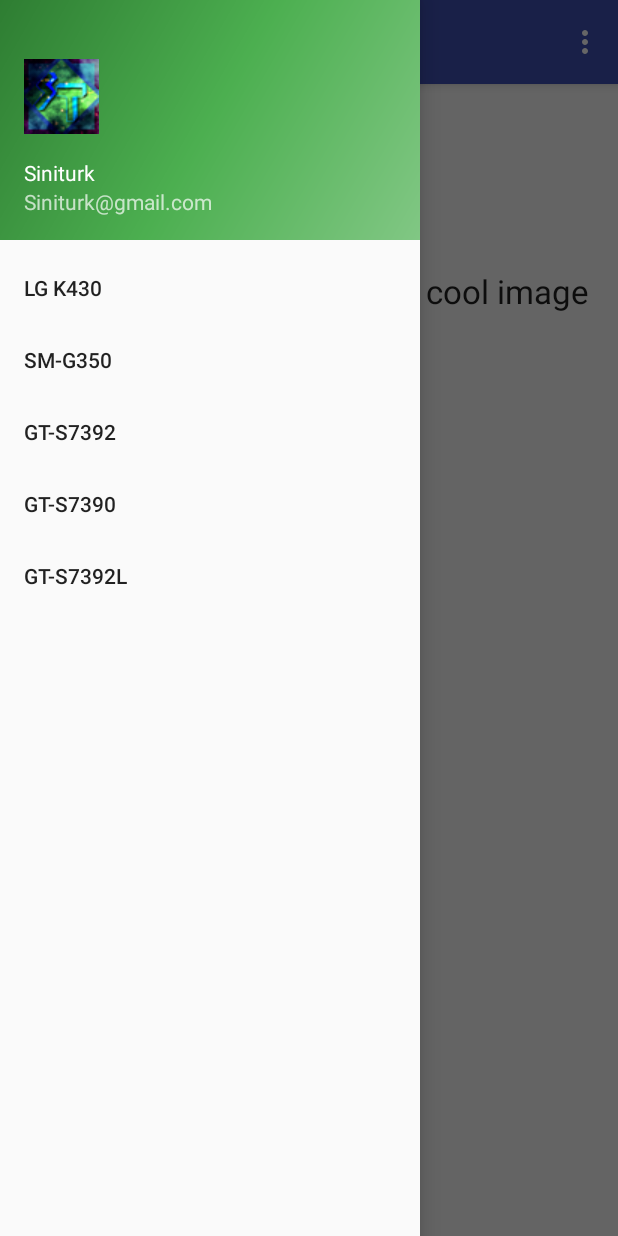
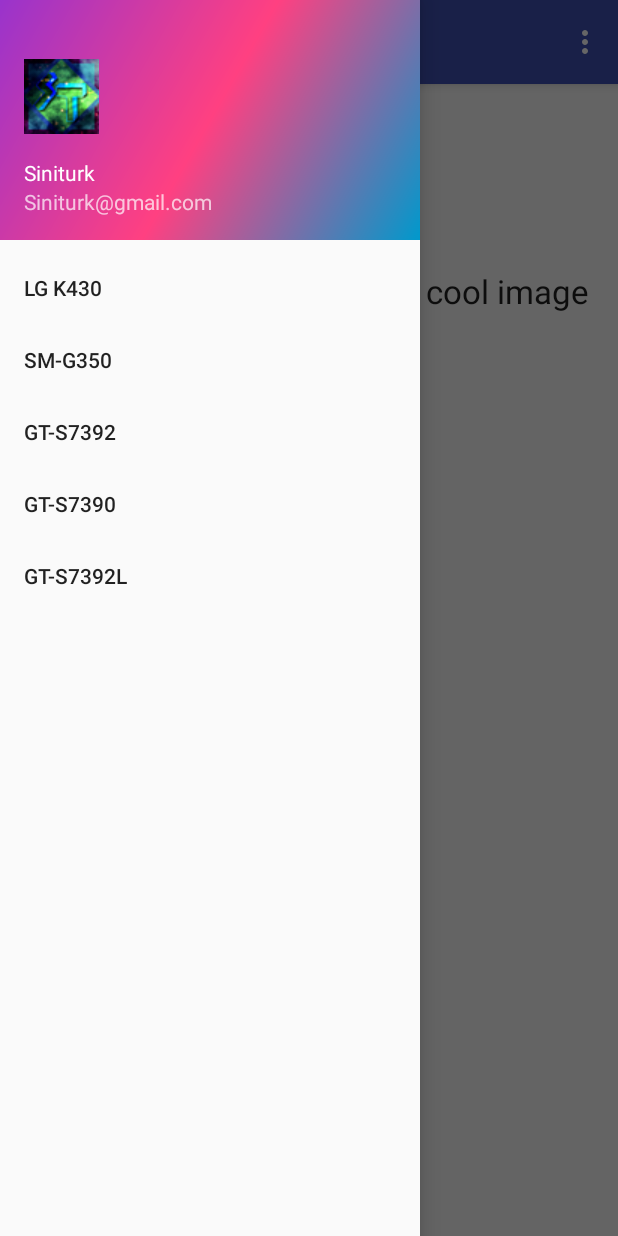
Before and after one commit to SiniTurk/Siniturk-app, an Android app: the screen it shows after launch (MainActivity), with the side drawer open, on a phone screen of 412 x 824 dp. Run offline under Robolectric (Android 15) with nearby library versions, the phone set to English and light mode, and no system bars.

Commit message:
update colors

```diff
--- a/app/src/main/res/drawable/side_nav_bar.xml
+++ b/app/src/main/res/drawable/side_nav_bar.xml
@@ -2,8 +2,8 @@
     android:shape="rectangle">
     <gradient
         android:angle="135"
-        android:centerColor="#4CAF50"
-        android:endColor="#2E7D32"
-        android:startColor="#81C784"
+        android:centerColor="#FF4081"
+        android:endColor="#FF9933CC"
+        android:startColor="#FF0099CC"
         android:type="linear" />
 </shape>
```
